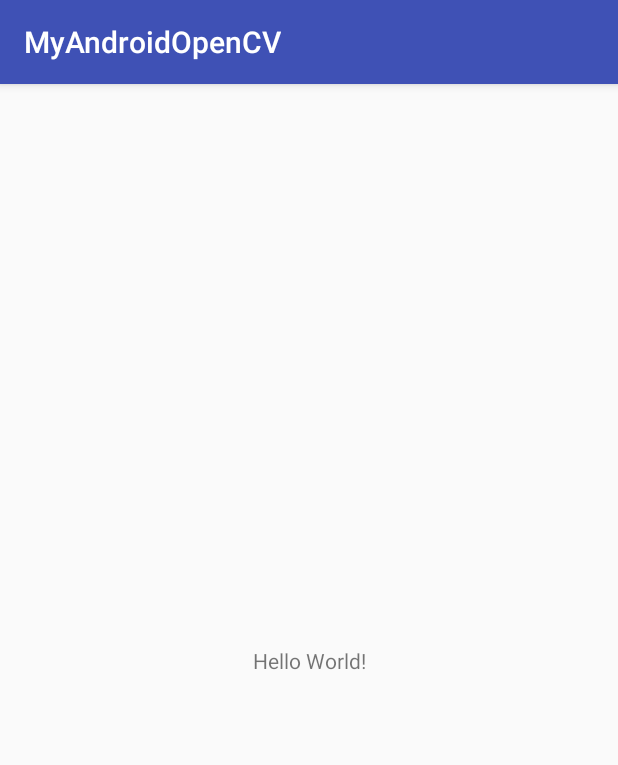
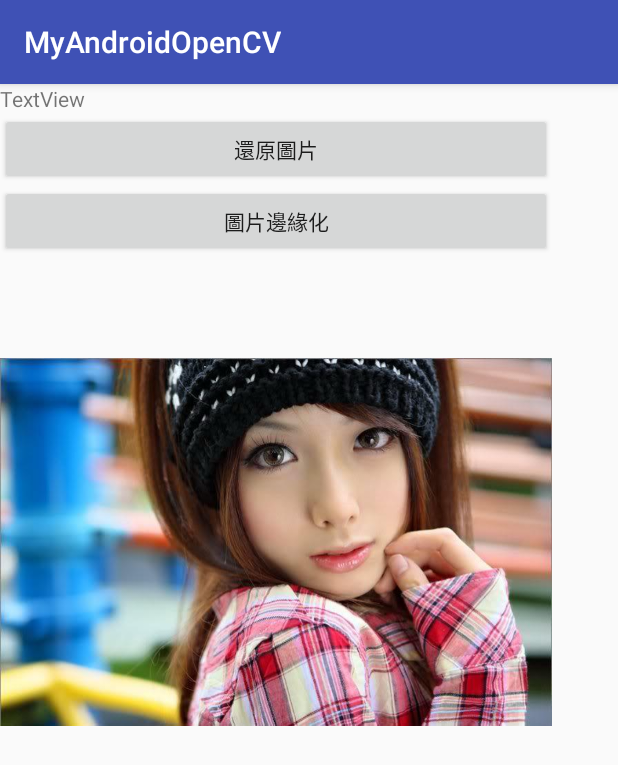
Before and after one commit to ha271923/MyAndroidOpenCV, an Android app: the screen it shows after launch (MainActivity), on a phone screen of 412 x 824 dp. Shown: the top 765 px of the screen. Run offline under Robolectric (Android 15) with nearby library versions, the light colour scheme and no system bars; 5 statements that could not run were skipped.

Commit message:
Sample: Apply OpenCV edge effect on a picture.

```diff
--- a/app/src/main/java/com/sample/hawk/myandroidopencv/MainActivity.java
+++ b/app/src/main/java/com/sample/hawk/myandroidopencv/MainActivity.java
@@ -1,10 +1,18 @@
 package com.sample.hawk.myandroidopencv;
 
+import android.graphics.Bitmap;
+import android.graphics.drawable.BitmapDrawable;
+import android.os.Bundle;
 import android.support.v7.app.AppCompatActivity;
-import android.os.Bundle;
+import android.view.View;
+import android.widget.Button;
+import android.widget.ImageView;
 import android.widget.TextView;
 
 public class MainActivity extends AppCompatActivity {
+
+    ImageView imgView;
+    Button btnNDK, btnRestore;
 
     // Used to load the 'native-lib' library on application startup.
     static {
@@ -19,9 +27,41 @@ public class MainActivity extends AppCompatActivity {
         super.onCreate(savedInstanceState);
         setContentView(R.layout.activity_main);
 
-        // Example of a call to a native method
+        btnRestore = (Button) this.findViewById(R.id.btnRestore);
+        btnRestore.setOnClickListener(new ClickEvent());
+        btnNDK = (Button) this.findViewById(R.id.btnNDK);
+        btnNDK.setOnClickListener(new ClickEvent());
+        imgView = (ImageView) this.findViewById(R.id.ImageView01);
+        Bitmap img = ((BitmapDrawable) getResources().getDrawable(
+                R.drawable.girl)).getBitmap();
+        imgView.setImageBitmap(img);
+// Example of a call to a native method
         TextView tv = (TextView) findViewById(R.id.sample_text);
         tv.setText(stringFromJNI() + '\n' + getTestStringFromJNI());
+    }
+
+    class ClickEvent implements View.OnClickListener {
+        public void onClick(View v) {
+//btnRestore.setText(ImgFun());
+            if (v == btnNDK) {
+                long current = System.currentTimeMillis();
+                Bitmap img1 = ((BitmapDrawable) getResources().getDrawable(
+                        R.drawable.girl)).getBitmap();
+                int w = img1.getWidth(), h = img1.getHeight();
+                int[] pix = new int[w * h];
+                img1.getPixels(pix, 0, w, 0, 0, w, h);
+                int[] resultInt = getCannyImg(pix, w, h);
+                Bitmap resultImg = Bitmap.createBitmap(w, h, Bitmap.Config.RGB_565);
+                resultImg.setPixels(resultInt, 0, w, 0, 0, w, h);
+                long performance = System.currentTimeMillis() - current;
+                imgView.setImageBitmap(resultImg);
+            } else if (v == btnRestore) {
+              Bitmap img2 = ((BitmapDrawable) getResources().getDrawable(
+                      R.drawable.girl)).getBitmap();
+              imgView.setImageBitmap(img2);
+            }
+
+        }
     }
 
     /**
--- a/app/src/main/res/layout/activity_main.xml
+++ b/app/src/main/res/layout/activity_main.xml
@@ -7,14 +7,32 @@
     android:layout_height="match_parent"
     tools:context="com.sample.hawk.myandroidopencv.MainActivity">
 
-    <TextView
-        android:id="@+id/sample_text"
-        android:layout_width="wrap_content"
-        android:layout_height="wrap_content"
-        android:text="Hello World!"
-        app:layout_constraintBottom_toBottomOf="parent"
-        app:layout_constraintLeft_toLeftOf="parent"
-        app:layout_constraintRight_toRightOf="parent"
-        app:layout_constraintTop_toTopOf="parent"/>
+    <LinearLayout
+        android:layout_width="368dp"
+        android:layout_height="495dp"
+        android:orientation="vertical"
+        tools:layout_editor_absoluteY="8dp"
+        tools:layout_editor_absoluteX="8dp">
+        <TextView
+            android:id="@+id/sample_text"
+            android:layout_width="match_parent"
+            android:layout_height="wrap_content"
+            android:text="TextView" />
+        <Button
+            android:id="@+id/btnRestore"
+            android:layout_width="match_parent"
+            android:layout_height="wrap_content"
+            android:text="還原圖片" />
+        <Button
+            android:id="@+id/btnNDK"
+            android:layout_width="match_parent"
+            android:layout_height="wrap_content"
+            android:text="圖片邊緣化" />
+        <ImageView
+            android:id="@+id/ImageView01"
+            android:layout_width="match_parent"
+            android:layout_height="match_parent"
+            app:srcCompat="@mipmap/ic_launcher" />
+    </LinearLayout>
 
 </android.support.constraint.ConstraintLayout>
```
Also changed, not shown: app/src/main/res/drawable/girl.jpg (added), app/src/main/res/drawable/girl2.jpg (added).
